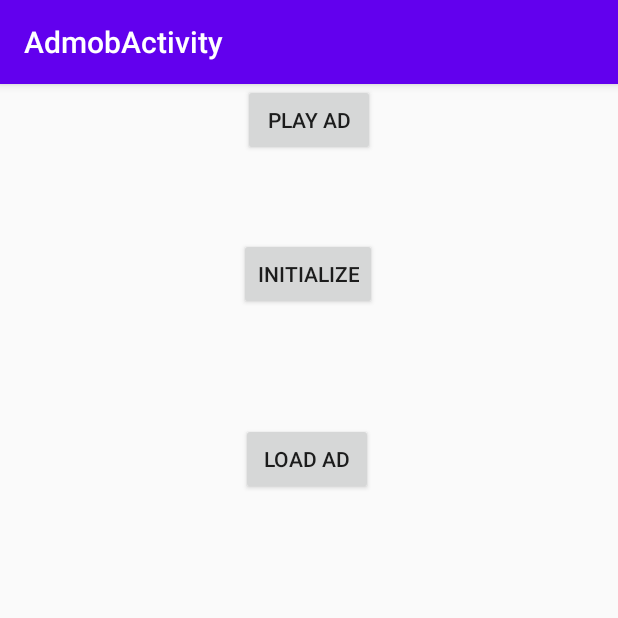
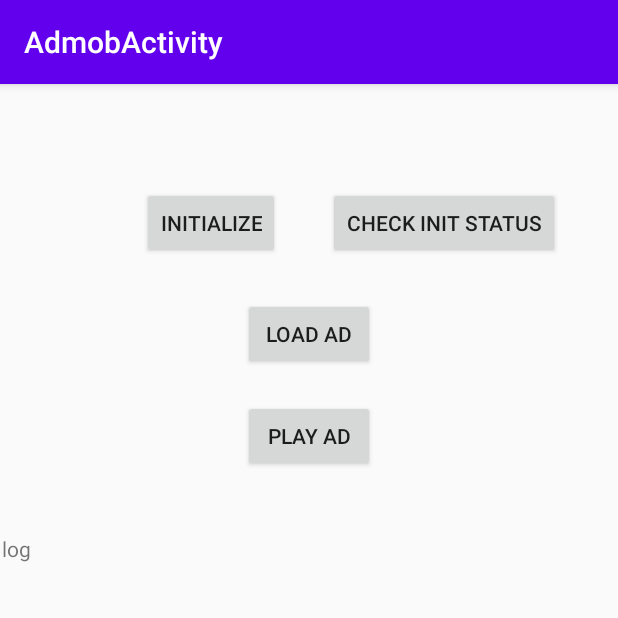
Before and after one commit to AbreuY/ads1, an Android app: the screen it shows after launch (AdmobActivity), on a phone screen of 412 x 824 dp, the top half of it. Run offline under Robolectric (Android 15) with nearby library versions, the phone set to English and light mode, and no system bars; our stand-ins replace AdMob.

Commit message:
logging scrollview

```diff
--- a/app/build.gradle
+++ b/app/build.gradle
@@ -29,10 +29,9 @@ dependencies {
     implementation 'androidx.core:core-ktx:1.1.0'
     implementation 'androidx.appcompat:appcompat:1.1.0'
     implementation 'androidx.constraintlayout:constraintlayout:1.1.3'
-    implementation 'androidx.wear:wear:1.0.0'
     testImplementation 'junit:junit:4.12'
     androidTestImplementation 'androidx.test.ext:junit:1.1.1'
     androidTestImplementation 'androidx.test.espresso:espresso-core:3.2.0'
-    compileOnly 'com.google.android.wearable:wearable:2.5.0'
 
+    implementation 'com.google.android.gms:play-services-ads:19.2.0'
 }
--- a/app/src/main/java/com/bort/ads1/AdmobActivity.kt
+++ b/app/src/main/java/com/bort/ads1/AdmobActivity.kt
@@ -1,13 +1,52 @@
 package com.bort.ads1
 
 import android.os.Bundle
+import android.view.View
+import android.widget.Button
+import android.widget.ScrollView
+import android.widget.TextView
 import androidx.appcompat.app.AppCompatActivity
+import com.google.android.gms.ads.MobileAds
+import kotlinx.android.synthetic.main.admob_activity.*
+
 
 class AdmobActivity : AppCompatActivity() {
+    val context = this
 
     override fun onCreate(savedInstanceState: Bundle?) {
         super.onCreate(savedInstanceState)
         setContentView(R.layout.admob_activity)
 
+        val init = findViewById<Button>(R.id.init)
+        val init_status = findViewById<Button>(R.id.init_status)
+        val load = findViewById<Button>(R.id.load)
+        val play = findViewById<Button>(R.id.play)
+
+
+        init.setOnClickListener {
+            MobileAds.initialize(context) {}
+        }
+
+        init_status.setOnClickListener {
+            val initstatus = MobileAds.getInitializationStatus()
+            initstatus.
+
+
+
+            logthis(MobileAds.getInitializationStatus())
+        }
+
+
+    }
+
+    fun logthis(text: CharSequence) {
+        val logTextView = findViewById<TextView>(R.id.log)
+        val scrollView = findViewById<ScrollView>(R.id.scrollview)
+
+        runOnUiThread {
+            if (logTextView.length() > 0) logTextView.append("\n")
+            logTextView.append(text)
+        }
+        scrollView.postDelayed(Runnable { scrollView.fullScroll(View.FOCUS_DOWN) }, 500)
     }
 }
--- a/app/src/main/res/layout/admob_activity.xml
+++ b/app/src/main/res/layout/admob_activity.xml
@@ -15,10 +15,23 @@ tools:context=".MainActivity">
         android:text="Initialize"
         app:layout_constraintBottom_toBottomOf="parent"
         app:layout_constraintEnd_toEndOf="parent"
-        app:layout_constraintHorizontal_bias="0.498"
+        app:layout_constraintHorizontal_bias="0.295"
         app:layout_constraintStart_toStartOf="parent"
         app:layout_constraintTop_toTopOf="parent"
-        app:layout_constraintVertical_bias="0.143" />
+        app:layout_constraintVertical_bias="0.095" />
+
+    <Button
+        android:id="@+id/init_status"
+        android:layout_width="wrap_content"
+        android:layout_height="wrap_content"
+        android:layout_alignParentTop="true"
+        android:layout_centerHorizontal="true"
+        android:layout_marginStart="32dp"
+        android:text="Check Init Status"
+        app:layout_constraintBottom_toBottomOf="parent"
+        app:layout_constraintStart_toEndOf="@+id/init"
+        app:layout_constraintTop_toTopOf="parent"
+        app:layout_constraintVertical_bias="0.095" />
 
     <Button
         android:id="@+id/load"
@@ -26,13 +39,13 @@ tools:context=".MainActivity">
         android:layout_height="wrap_content"
         android:layout_alignParentTop="true"
         android:layout_centerHorizontal="true"
+        android:layout_marginTop="74dp"
+        android:layout_marginBottom="544dp"
         android:text="Load Ad"
-        app:layout_constraintBottom_toBottomOf="parent"
         app:layout_constraintEnd_toEndOf="parent"
-        app:layout_constraintHorizontal_bias="0.495"
         app:layout_constraintStart_toStartOf="parent"
-        app:layout_constraintTop_toTopOf="parent"
-        app:layout_constraintVertical_bias="0.314" />
+        app:layout_constraintTop_toTopOf="@+id/init"
+        app:layout_constraintVertical_bias="0.0" />
 
     <Button
         android:id="@+id/play"
@@ -40,9 +53,28 @@ tools:context=".MainActivity">
         android:layout_height="wrap_content"
         android:layout_alignParentTop="true"
         android:layout_centerHorizontal="true"
+        android:layout_marginTop="20dp"
         android:text="Play Ad"
         app:layout_constraintEnd_toEndOf="parent"
+        app:layout_constraintHorizontal_bias="0.501"
         app:layout_constraintStart_toStartOf="parent"
-        app:layout_constraintTop_toTopOf="parent" />
+        app:layout_constraintTop_toBottomOf="@+id/load" />
+
+    <ScrollView
+        android:id="@+id/scrollview"
+        android:layout_width="match_parent"
+        android:layout_height="match_parent"
+        android:layout_alignParentBottom="true"
+        android:layout_alignParentTop="true"
+        android:layout_marginTop="300dp"
+        >
+        <TextView
+            android:layout_width="match_parent"
+            android:layout_height="wrap_content"
+            android:id="@+id/log"
+            android:layout_marginLeft="1dp"
+            android:layout_marginRight="1dp"
+            android:text="log" />
+    </ScrollView>
 
 </androidx.constraintlayout.widget.ConstraintLayout>
```
Also changed, not shown: app/src/main/AndroidManifest.xml (+6 -12 lines).
